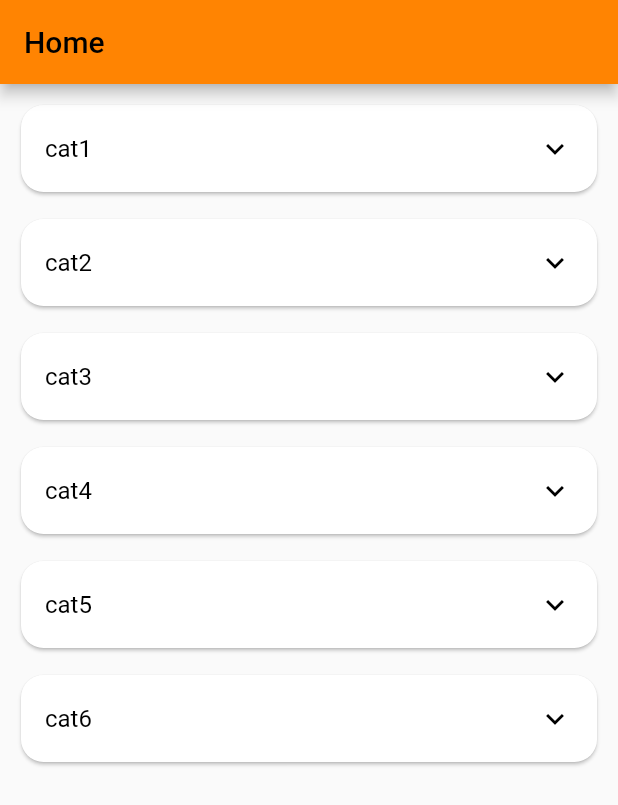
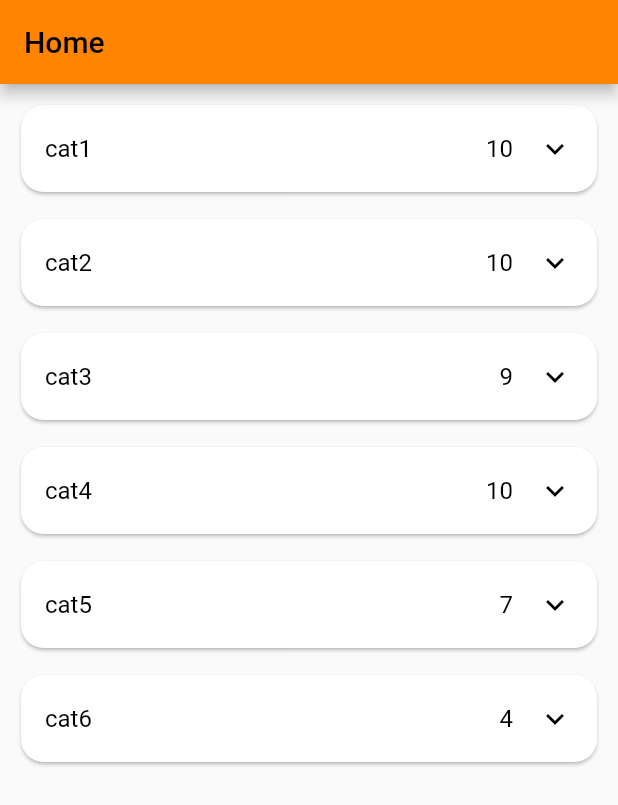
Before and after one commit to kashyapnayan/tutorbin-assignment, a Flutter app: the screen it shows after launch, on a phone screen of 412 x 824 dp. Shown: the top 805 px of the screen. Run offline on Flutter 3.47's test engine with Material 2 defaults, Android fonts, the phone set to English and light mode, and no system bars; our stand-ins replace fluttertoast, hexcolor.

Commit message:
added item counts containing each category

```diff
--- a/lib/view/home_screen.dart
+++ b/lib/view/home_screen.dart
@@ -76,7 +76,13 @@ class _HomeScreenState extends State<HomeScreen> {
               shape: RoundedRectangleBorder(
                   borderRadius: BorderRadius.circular(15)),
               child: ExpansionTile(
-                title: const Text('Popular items', style: TextStyle(fontSize: 16),),
+                title: Row(
+                  mainAxisAlignment: MainAxisAlignment.spaceBetween,
+                  children: [
+                    const Text('Popular items', style: TextStyle(fontSize: 16),),
+                    Text('${cartProvider.popularItems.length}',style: TextStyle(fontSize: 16),)
+                  ],
+                ),
                 textColor: Const.appPrimaryColor,
                 collapsedIconColor: Colors.black,
                 iconColor: Const.appPrimaryColor,
@@ -91,7 +97,13 @@ class _HomeScreenState extends State<HomeScreen> {
       addCategories.add(Card(
         shape: RoundedRectangleBorder(borderRadius: BorderRadius.circular(15)),
         child: ExpansionTile(
-          title: Text(category.toString(),style: const TextStyle(fontSize: 16),),
+          title: Row(
+            mainAxisAlignment: MainAxisAlignment.spaceBetween,
+            children: [
+              Text(category.toString(),style: const TextStyle(fontSize: 16),),
+              Text('${fetchedData![category].length}',style: TextStyle(fontSize: 16),)
+            ],
+          ),
           textColor: Const.appPrimaryColor,
           collapsedIconColor: Colors.black,
           iconColor: Const.appPrimaryColor,
```
